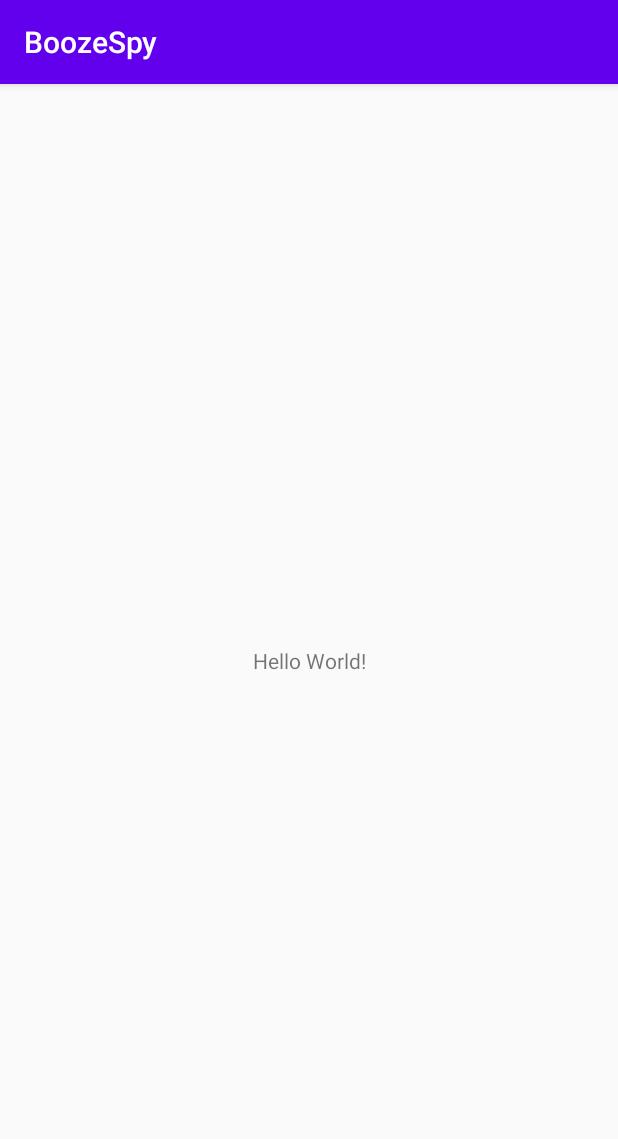
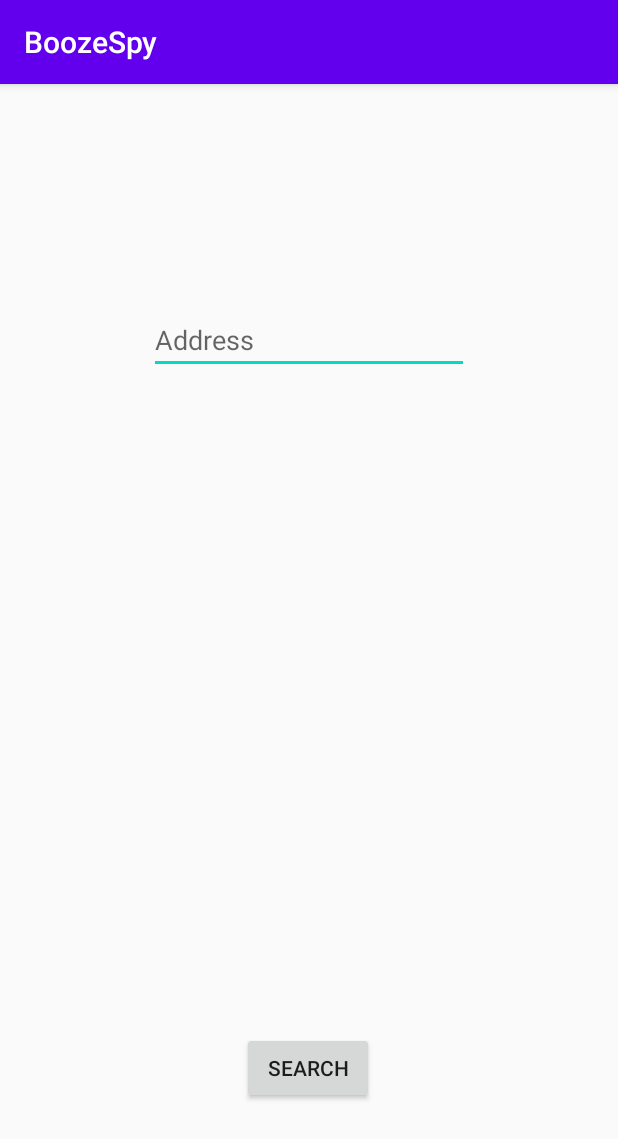
Before and after one commit to seanmoir/COSC345-Project, an Android app: the screen it shows after launch (MainActivity), on a phone screen of 412 x 824 dp. Shown: the top 1139 px of the screen. Run offline under Robolectric (Android 15) with nearby library versions, the phone set to English and light mode, and no system bars.

Commit message:
getting basic UI functionality

```diff
--- a/app/src/main/java/com/app/boozespy/MainActivity.java
+++ b/app/src/main/java/com/app/boozespy/MainActivity.java
@@ -1,13 +1,21 @@
 package com.app.boozespy;
 
+import android.view.View;
+import android.widget.EditText;
 import androidx.appcompat.app.AppCompatActivity;
 import android.os.Bundle;
 
 public class MainActivity extends AppCompatActivity {
+    private String address = "";
 
     @Override
     protected void onCreate(Bundle savedInstanceState) {
         super.onCreate(savedInstanceState);
         setContentView(R.layout.activity_main);
     }
+     public void onEnter(View view) {
+         EditText editBox = findViewById(R.id.address);
+         address = editBox.getText().toString();
+         System.out.println(address);
+     }
 }
--- a/app/src/main/res/layout/activity_main.xml
+++ b/app/src/main/res/layout/activity_main.xml
@@ -7,13 +7,27 @@
         android:layout_height="match_parent"
         tools:context=".MainActivity">
 
-    <TextView
+    <EditText
             android:layout_width="wrap_content"
             android:layout_height="wrap_content"
-            android:text="Hello World!"
+            android:inputType="textPostalAddress"
+            android:ems="10"
+            android:id="@+id/address"
+            app:layout_constraintStart_toStartOf="parent"
+            app:layout_constraintEnd_toEndOf="parent"
+            app:layout_constraintTop_toTopOf="parent"
+            android:layout_marginTop="148dp"
+            android:hint="Address"/>
+
+    <Button
+            android:text="search"
+            android:layout_width="wrap_content"
+            android:layout_height="wrap_content"
+            android:id="@+id/button2"
             app:layout_constraintBottom_toBottomOf="parent"
-            app:layout_constraintLeft_toLeftOf="parent"
-            app:layout_constraintRight_toRightOf="parent"
-            app:layout_constraintTop_toTopOf="parent"/>
-
+            app:layout_constraintStart_toStartOf="parent"
+            app:layout_constraintEnd_toEndOf="parent"
+            app:layout_constraintHorizontal_bias="0.498"
+            android:layout_marginBottom="88dp"
+            android:onClick="onEnter"/>
 </androidx.constraintlayout.widget.ConstraintLayout>
```
